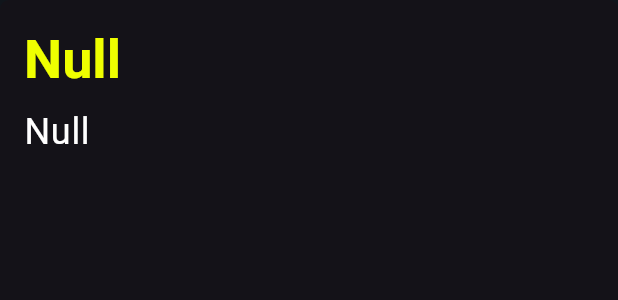
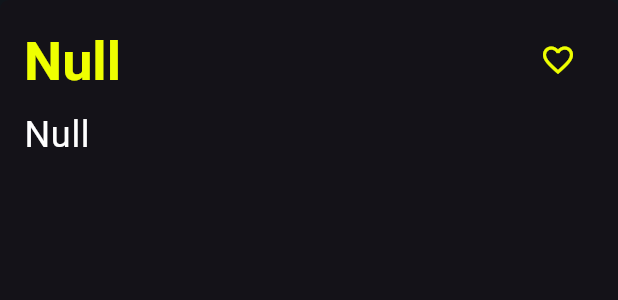
Before and after one commit to MrSanchezzzzz/Flutter_UDWrapper, a Flutter app: the TermListItem widget shown alone on an empty page, opened directly, on a phone screen of 412 x 824 dp. Shown: the top 300 px of the screen. Run offline on Flutter 3.47's test engine with Material 3 defaults, Android fonts, the phone set to English and light mode, and no system bars; our stand-ins replace shared_preferences; accounts and stored records are empty; network calls fail.

Commit message:
TermListItem: update after showing details

```diff
--- a/urban_dictionary_wrapper/lib/Widgets/favorites_page.dart
+++ b/urban_dictionary_wrapper/lib/Widgets/favorites_page.dart
@@ -27,7 +27,11 @@ class FavoritesPageState extends State<FavoritesPage>{
       });
     });
   }
-
+  void onFavoriteChanged(bool isFavorite){
+    setState(() {
+      getTerms();
+    });
+  }
   @override
   Widget build(BuildContext context) {
     return Scaffold(
--- a/urban_dictionary_wrapper/lib/Widgets/term_list_item.dart
+++ b/urban_dictionary_wrapper/lib/Widgets/term_list_item.dart
@@ -1,30 +1,64 @@
 import 'package:flutter/material.dart';
 import 'package:urban_dictionary_wrapper/Widgets/term_details_page.dart';
 
+import '../cache_manager.dart';
 import '../term.dart';
 import '../utils.dart';
 
-class TermListItem extends StatelessWidget {
-  const TermListItem({
-    Key? key,
-    this.term
-  }) : super(key: key);
+class TermListItem extends StatefulWidget {
+  const TermListItem({Key? key, this.term, this.onFavoriteChanged})
+      : super(key: key);
   final Term? term;
+  final Function(bool)? onFavoriteChanged;
+
+  @override
+  State<TermListItem> createState() => _TermListItemState();
+}
+
+class _TermListItemState extends State<TermListItem> {
+  bool isFavorite = false;
+
+  Future<void> checkIfFavorite() async {
+    isFavorite = await Cache.isFavorite(term: widget.term!);
+  }
+
+  @override
+  void initState() {
+    super.initState();
+    WidgetsBinding.instance!.addPostFrameCallback((_) async {
+      checkIfFavorite();
+      setState(() {});
+    });
+  }
 
   @override
   Widget build(BuildContext context) {
     return InkWell(
       onTap: () {
-        if(term == null){
-          ScaffoldMessenger.of(context).showSnackBar(SnackBar(content: Text("Could not open")));
-          //TODO create message box for errors
-        }
-        else {
-          Navigator.push(context,
-              MaterialPageRoute(builder: (context) => TermDetailsPage(term: term,)));
+        if (widget.term == null) {
+          ScaffoldMessenger.of(context)
+              .showSnackBar(SnackBar(content: Text("Could not open")));
+        } else {
+          Navigator.push(
+              context,
+              MaterialPageRoute(
+                  builder: (context) => TermDetailsPage(
+                        term: widget.term,
+                      ))).then((value) => {
+                setState(() {
+                  bool tmp = isFavorite;
+                  checkIfFavorite();
+                  if (tmp != isFavorite) {
+                    if (widget.onFavoriteChanged != null) {
+                      widget.onFavoriteChanged!(isFavorite);
+                    }
+                  }
+                })
+              });
         }
       },
       child: Container(
+        width: MediaQuery.of(context).size.width,
         decoration: BoxDecoration(
             color: Theme.of(context).backgroundColor,
             borderRadius: BorderRadius.circular(6)),
@@ -32,13 +66,44 @@ class TermListItem extends StatelessWidget {
         child: Column(
           crossAxisAlignment: CrossAxisAlignment.stretch,
           children: [
-            Text(
-              term?.word??"Null",
-              style: Theme.of(context).textTheme.headline4,
+            Row(
+              mainAxisAlignment: MainAxisAlignment.spaceBetween,
+              children: [
+                Expanded(
+                  flex: 3,
+                  child: Text(
+                    widget.term?.word ?? "Null",
+                    style: Theme.of(context).textTheme.headline4,
+                    maxLines: 3,
+                    overflow: TextOverflow.clip,
+                  ),
+                ),
+                IconButton(
+                  onPressed: () {
+                    if (widget.term == null) {
+                      return;
+                    }
+                    if (isFavorite) {
+                      Cache.removeFromFavorites(term: widget.term!);
+                      setState(() {
+                        isFavorite = false;
+                      });
+                    } else {
+                      Cache.addToFavorites(term: widget.term!);
+                      setState(() {
+                        isFavorite = true;
+                      });
+                    }
+                  },
+                  icon:
+                      Icon(isFavorite ? Icons.favorite : Icons.favorite_border),
+                  color: Theme.of(context).indicatorColor,
+                ),
+              ],
             ),
             SizedBox(height: 8),
             Text(
-              Term.formatDefinition(term?.definition??"Null") ,
+              Term.formatDefinition(widget.term?.definition ?? "Null"),
               style: Theme.of(context).textTheme.bodyText1,
               overflow: TextOverflow.ellipsis,
               maxLines: 3,
```
Also changed, not shown: 2 other files.
